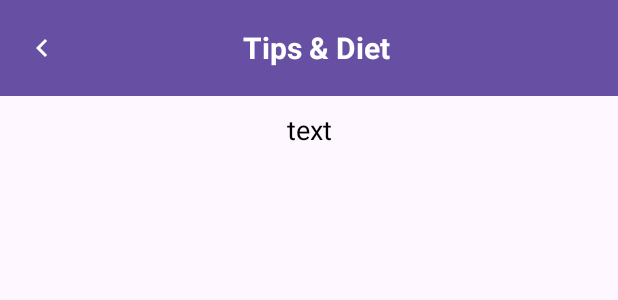
After one commit to YegorPopinako/AndriodFitnessApp, an Android app: the layout activity_food_details.xml on its own in the app's theme, with its tools: preview values and no code run, on a phone screen of 412 x 824 dp. The commit adds this screen. Shown: the top 300 px of the screen. Run offline under Robolectric (Android 15) with nearby library versions, the phone set to English and light mode, and no system bars.

Commit message:
added Foods & Diet page

```diff
--- a/app/src/main/AndroidManifest.xml
+++ b/app/src/main/AndroidManifest.xml
@@ -12,6 +12,9 @@
         android:supportsRtl="true"
         android:theme="@style/Theme.Fitness"
         tools:targetApi="31">
+        <activity
+            android:name=".FoodActivityDetails"
+            android:exported="false" />
         <activity
             android:name=".ThirdActivity2"
             android:exported="false" />
--- /dev/null
+++ b/app/src/main/res/layout/activity_food_details.xml
@@ -0,0 +1,80 @@
+<?xml version="1.0" encoding="utf-8"?>
+<RelativeLayout xmlns:android="http://schemas.android.com/apk/res/android"
+    xmlns:app="http://schemas.android.com/apk/res-auto"
+    xmlns:tools="http://schemas.android.com/tools"
+    android:id="@+id/main"
+    android:layout_width="match_parent"
+    android:layout_height="match_parent"
+    tools:context=".FoodActivityDetails">
+
+    <LinearLayout
+        android:id="@+id/linear"
+        android:layout_width="match_parent"
+        android:layout_height="wrap_content"
+        android:orientation="vertical"
+        >
+
+        <com.google.android.material.appbar.AppBarLayout
+            android:layout_width="fill_parent"
+            android:layout_height="wrap_content"
+            >
+
+            <androidx.appcompat.widget.Toolbar
+                android:layout_width="fill_parent"
+                android:layout_height="?attr/actionBarSize"
+                android:layout_gravity="center"
+                android:gravity="center"
+                android:background="?colorPrimary"
+                >
+
+                <ImageView
+                    android:layout_width="wrap_content"
+                    android:layout_height="wrap_content"
+                    android:scaleType="fitXY"
+                    android:onClick="goBack"
+                    android:src="@drawable/baseline_keyboard_arrow_left_24"
+                    />
+
+                <TextView
+                    android:layout_width="wrap_content"
+                    android:layout_height="wrap_content"
+                    android:layout_gravity="center"
+                    android:paddingLeft="10.dp"
+                    android:text="Tips &amp; Diet"
+                    android:textColor="#FFF"
+                    android:textStyle="bold"
+                    android:textSize="20.0dp"
+                    />
+
+
+
+            </androidx.appcompat.widget.Toolbar>
+
+
+        </com.google.android.material.appbar.AppBarLayout>
+
+    </LinearLayout>
+
+    <ScrollView
+        android:layout_below="@+id/linear"
+        android:layout_width="match_parent"
+        android:layout_height="match_parent"
+        >
+
+        <TextView
+            android:id="@+id/txt"
+            android:layout_width="match_parent"
+            android:layout_height="match_parent"
+            android:layout_marginTop="10dp"
+            android:text="text"
+            android:textColor="@android:color/black"
+            android:textSize="18sp"
+            android:gravity="center"
+            />
+
+
+    </ScrollView>
+
+
+
+</RelativeLayout>
```
Also changed, not shown: app/src/main/java/com/example/fitness/FoodActivity.java (+40 -0 lines), app/src/main/java/com/example/fitness/FoodActivityDetails.java (added, +48 -0 lines), app/src/main/res/values/strings.xml (+27 -0 lines).
